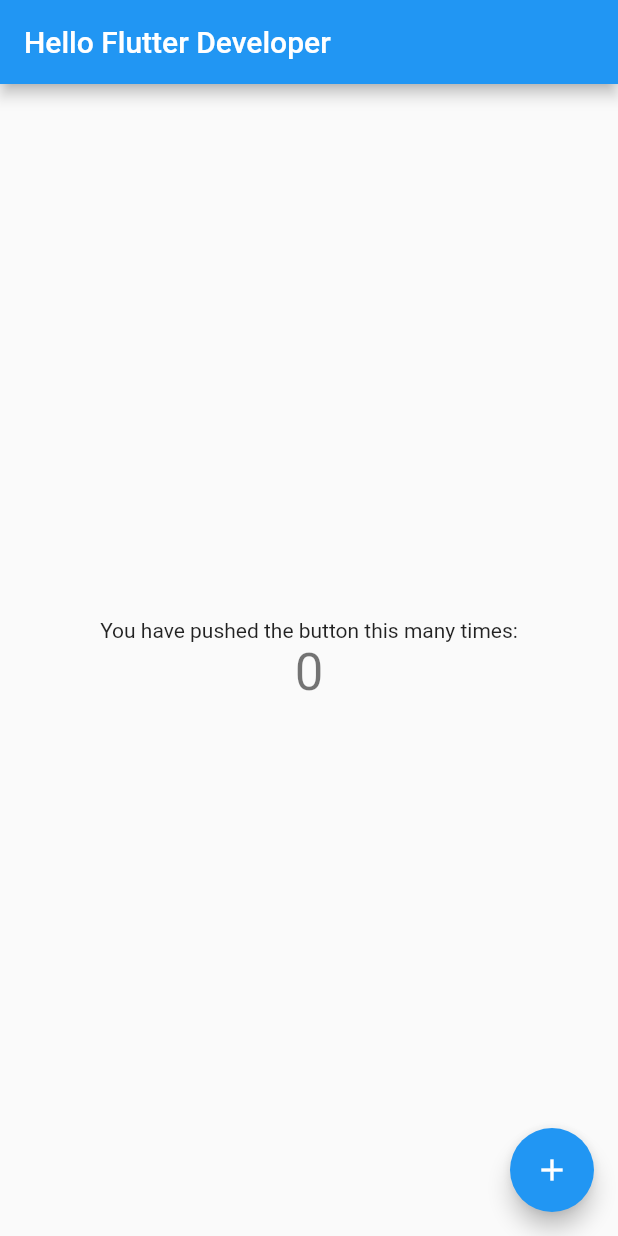
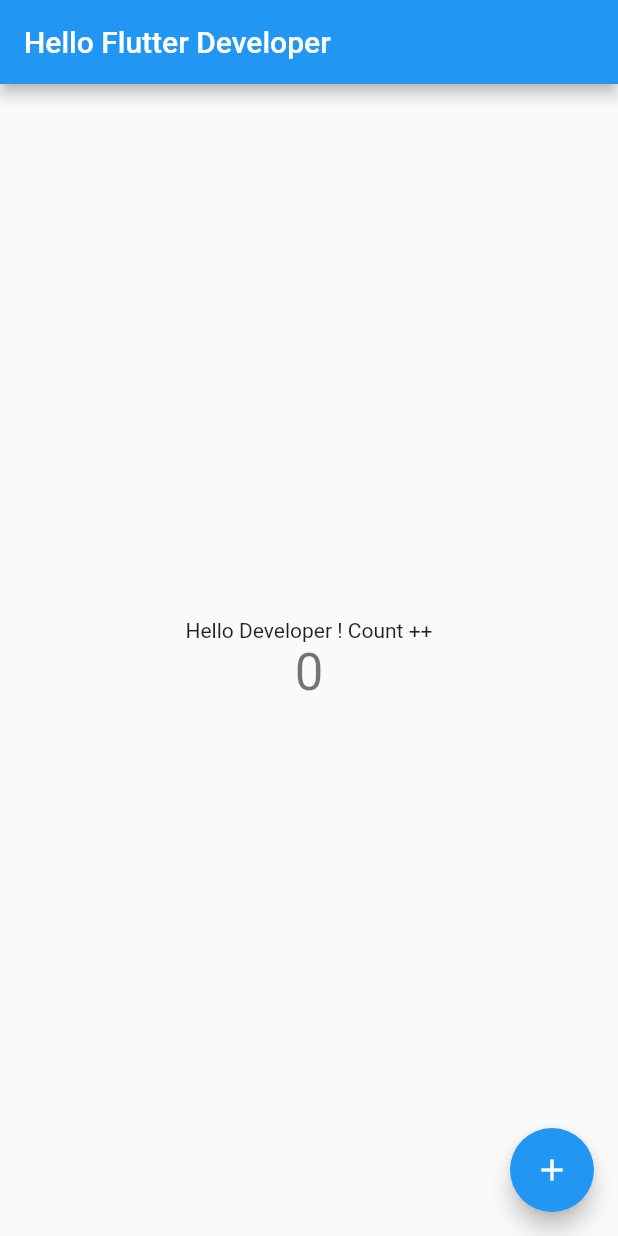
Before and after one commit to dev-mhrony/Fast-Flutter-Project, a Flutter app: the screen it shows after launch, on a phone screen of 412 x 824 dp. Run offline on Flutter 3.47's test engine with Material 2 defaults, Android fonts, the phone set to English and light mode, and no system bars.

Commit message:
Last update - 07/08/2022

```diff
--- a/lib/main.dart
+++ b/lib/main.dart
@@ -65,19 +65,15 @@ class _MyHomePageState extends State<MyHomePage> {
     // than having to individually change instances of widgets.
     return Scaffold(
       appBar: AppBar(
-
         title: Text(widget.title),
       ),
       body: Center(
-
         child: Column(
-
-
           // Text Show by App Body
           mainAxisAlignment: MainAxisAlignment.center,
           children: <Widget>[
             const Text(
-              'You have pushed the button this many times:',
+              'Hello Developer ! Count ++',
             ),
             Text(
               '$_counter',
```
